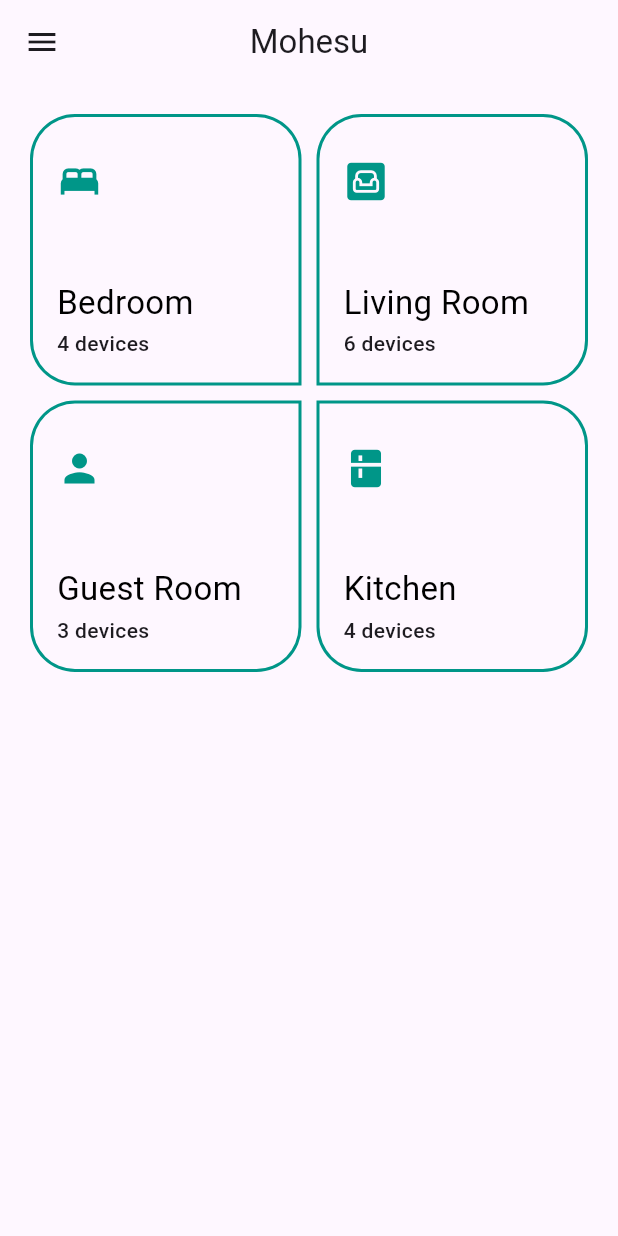
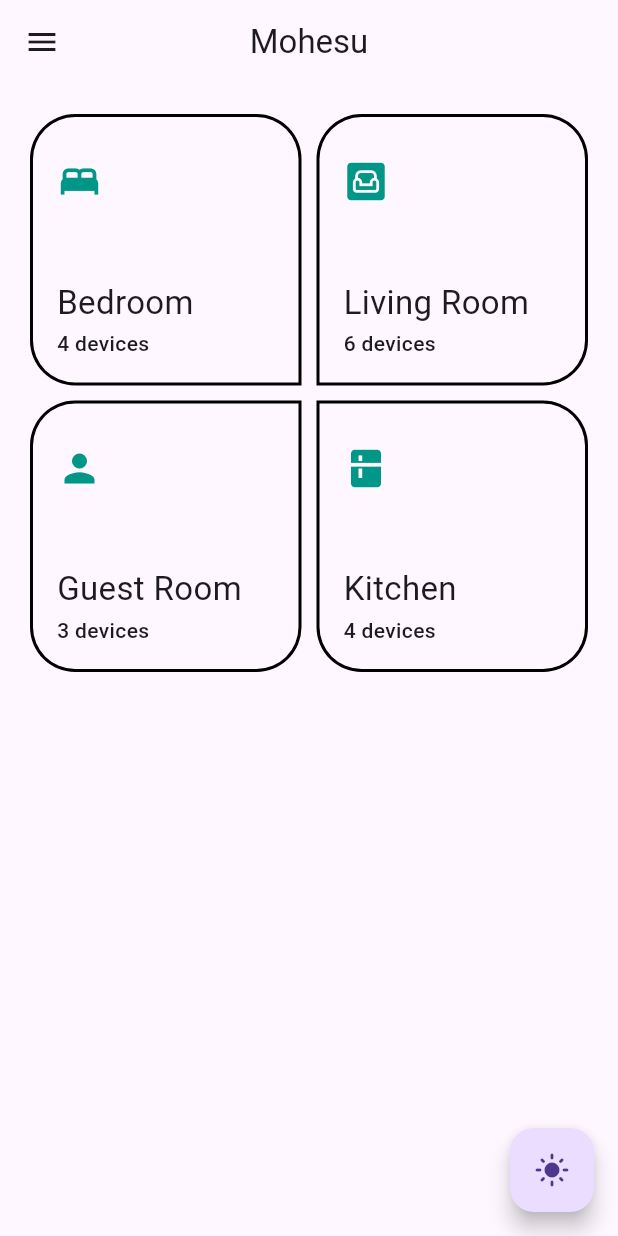
Before and after one commit to amitjangra01/home_automation, a Flutter app: the screen it shows after launch, on a phone screen of 412 x 824 dp. Run offline on Flutter 3.47's test engine with Material 3 defaults, Android fonts, the phone set to English and light mode, and no system bars; our stand-ins replace adaptive_theme, flutter_hooks, hooks_riverpod, lottie.

Commit message:
Theme added

```diff
--- a/lib/detail/view.dart
+++ b/lib/app/detail/view.dart
@@ -1,7 +1,7 @@
 import 'package:flare_flutter/flare_actor.dart';
 import 'package:flutter/material.dart';
 
-import '../models/home_model.dart';
+import '../models/room_model.dart';
 import '../widgets/detail_page_tile.dart';
 
 class DetailsView extends StatefulWidget {
--- a/lib/home/view.dart
+++ b/lib/app/home/view.dart
@@ -1,6 +1,6 @@
+import 'package:adaptive_theme/adaptive_theme.dart';
 import 'package:flutter/material.dart';
-import 'package:home_automation/main.dart';
-import '../data/data.dart';
+import '../../data/constants.dart';
 import '../widgets/home_page_tile.dart';
 
 class MyHomePage extends StatefulWidget {
@@ -45,6 +45,7 @@ class _MyHomePageState extends State<MyHomePage>
 
   @override
   Widget build(BuildContext context) {
+    final mode = AdaptiveTheme.of(context).mode;
     return Scaffold(
       drawer: Drawer(
         child: ListView(
@@ -73,15 +74,20 @@ class _MyHomePageState extends State<MyHomePage>
       appBar: AppBar(
         title: const Text('Mohesu'),
         centerTitle: true,
-        // leading: IconButton(
-        //   onPressed: () {
-        //     AnimateIcon();
-        //   },
-        //   icon: AnimatedIcon(
-        //     icon: AnimatedIcons.menu_close,
-        //     progress: iconController,
-        //   ),
-        // ),
+      ),
+      floatingActionButton: FloatingActionButton(
+        onPressed: () async {
+          setState(() {
+            if (mode == AdaptiveThemeMode.light) {
+              AdaptiveTheme.of(context).setDark();
+            } else {
+              AdaptiveTheme.of(context).setLight();
+            }
+          });
+        },
+        child: Icon(mode == AdaptiveThemeMode.light
+            ? Icons.light_mode
+            : Icons.dark_mode),
       ),
       body: GridView.count(
         primary: false,
@@ -103,3 +109,7 @@ class _MyHomePageState extends State<MyHomePage>
     );
   }
 }
+
+getThemeMode(BuildContext context) {
+  return AdaptiveTheme.of(context).mode;
+}
--- a/lib/widgets/home_page_tile.dart
+++ b/lib/app/widgets/home_page_tile.dart
@@ -2,7 +2,7 @@ import 'package:flutter/material.dart';
 
 import '../detail/view.dart';
 import '../models/device.dart';
-import '../models/home_model.dart';
+import '../models/room_model.dart';
 
 class HomePageTile extends StatelessWidget {
   final String title;
@@ -68,7 +68,7 @@ class HomePageTile extends StatelessWidget {
                             )
                           : null,
           border: Border.all(
-            color: Colors.teal,
+            // color: Colors.teal,
             width: 2,
           ),
         ),
@@ -82,7 +82,7 @@ class HomePageTile extends StatelessWidget {
               title,
               style: const TextStyle(
                 fontSize: 22,
-                color: Colors.black,
+                // color: Colors.black,
               ),
             ),
             const SizedBox(height: 2),
--- a/lib/data/data.dart
+++ b/lib/data/constants.dart
@@ -1,9 +1,9 @@
 import 'package:flutter/material.dart';
-import 'package:home_automation/widgets/detail_page_tile.dart';
 import 'package:lottie/lottie.dart';
 
-import '../models/device.dart';
-import '../models/home_model.dart';
+import '../app/models/device.dart';
+import '../app/models/room_model.dart';
+import '../app/widgets/detail_page_tile.dart';
 
 const iconSize = 50.0;
 
--- a/lib/main.dart
+++ b/lib/main.dart
@@ -1,8 +1,7 @@
+import 'package:adaptive_theme/adaptive_theme.dart';
 import 'package:flutter/material.dart';
 
-import 'home/view.dart';
-import 'models/device.dart';
-import 'models/home_model.dart';
+import 'app/home/view.dart';
 
 void main() {
   runApp(const MyApp());
@@ -11,17 +10,20 @@ void main() {
 class MyApp extends StatelessWidget {
   const MyApp({super.key});
 
-  // This widget is the root of your application.
   @override
   Widget build(BuildContext context) {
-    return MaterialApp(
-      title: 'Flutter Demo',
-      debugShowCheckedModeBanner: false,
-      theme: ThemeData(
-        colorScheme: ColorScheme.fromSeed(seedColor: Colors.deepPurple),
-        useMaterial3: true,
+    return AdaptiveTheme(
+      light: ThemeData.light(useMaterial3: true),
+      dark: ThemeData.dark(useMaterial3: true),
+      initial: AdaptiveThemeMode.light,
+      debugShowFloatingThemeButton: true,
+      builder: (theme, darkTheme) => MaterialApp(
+        debugShowCheckedModeBanner: false,
+        title: 'Adaptive Theme',
+        theme: theme,
+        darkTheme: darkTheme,
+        home: const MyHomePage(),
       ),
-      home: const MyHomePage(),
     );
   }
 }
--- a/pubspec.yaml
+++ b/pubspec.yaml
@@ -16,7 +16,7 @@ publish_to: 'none' # Remove this line if you wish to publish to pub.dev
 # https://developer.apple.com/library/archive/documentation/General/Reference/InfoPlistKeyReference/Articles/CoreFoundationKeys.html
 # In Windows, build-name is used as the major, minor, and patch parts
 # of the product and file versions while build-number is used as the build suffix.
-version: 1.0.0+1
+version: 24.03.01+24030101
 
 environment:
   sdk: '>=3.2.6 <4.0.0'
@@ -43,6 +43,7 @@ dependencies:
   riverpod: ^2.5.0
   flutter_riverpod: ^2.4.10
   lottie: ^3.1.0
+  adaptive_theme: ^3.6.0
 
 dev_dependencies:
   flutter_test:
```
Also changed, not shown: lib/app/models/device.dart (renamed from lib/models/device.dart), lib/app/models/room_model.dart (renamed from lib/models/home_model.dart), lib/app/widgets/detail_page_tile.dart (renamed from lib/widgets/detail_page_tile.dart), pubspec.lock, 1 other file.
